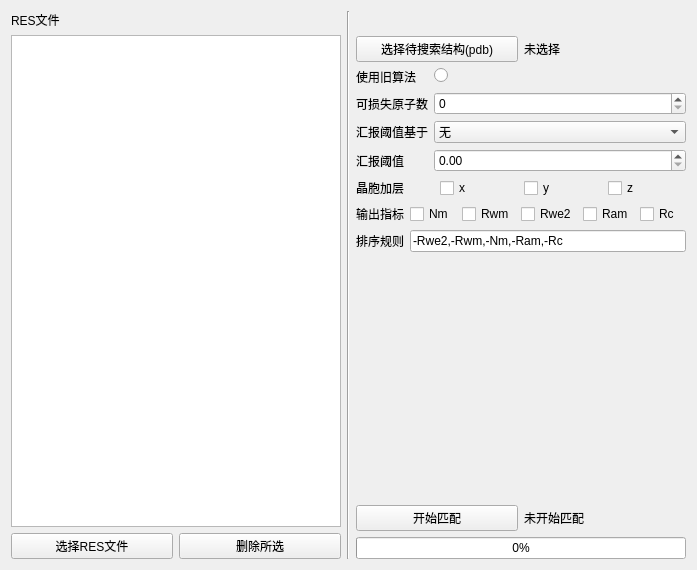
First picture: the form in crystaltoolgui/qt/tabresmatcher.ui, repository jingshenSN2/CrystalTool, before the edit.
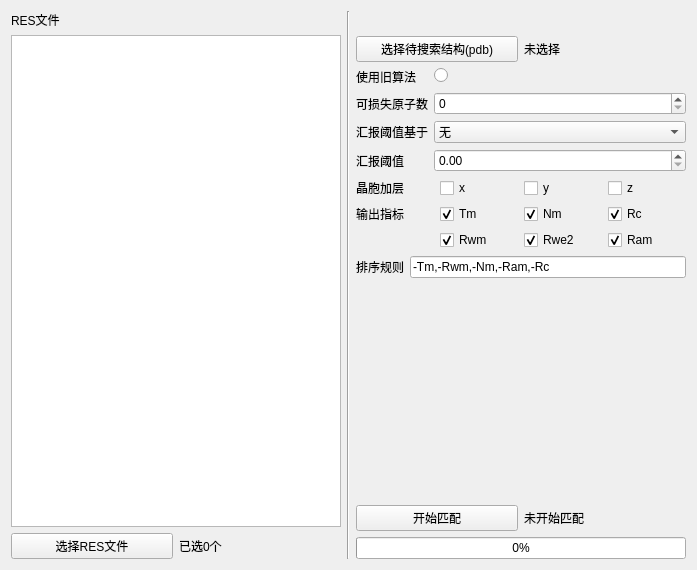
Second picture: the form after the edit.

```diff
--- a/crystaltoolgui/qt/tabresmatcher.ui
+++ b/crystaltoolgui/qt/tabresmatcher.ui
@@ -40,9 +40,9 @@
         </widget>
        </item>
        <item>
-        <widget class="QPushButton" name="pB_match_delete_res">
+           <widget class="QLabel" name="l_solve_count">
          <property name="text">
-          <string>删除所选</string>
+                   <string>已选0个</string>
          </property>
         </widget>
        </item>
@@ -203,47 +203,72 @@
             </layout>
         </item>
         <item>
-            <layout class="QHBoxLayout" name="hL_match_output">
-                <item>
+            <layout class="QGridLayout" name="gL_match_output">
+                <item row="0" column="0">
                     <widget class="QLabel" name="l_match_output">
                         <property name="text">
                             <string>输出指标</string>
                         </property>
                     </widget>
                 </item>
-                <item>
-                    <widget class="QCheckBox" name="cB_Nm">
-                        <property name="text">
-                            <string>Nm</string>
-                        </property>
-                    </widget>
-                </item>
-                <item>
+                <item row="2" column="1">
                     <widget class="QCheckBox" name="cB_Rwm">
                         <property name="text">
                             <string>Rwm</string>
                         </property>
+                        <property name="checked">
+                            <bool>true</bool>
+                        </property>
                     </widget>
                 </item>
-                <item>
+                <item row="2" column="2">
                     <widget class="QCheckBox" name="cB_Rwe2">
                         <property name="text">
                             <string>Rwe2</string>
                         </property>
+                        <property name="checked">
+                            <bool>true</bool>
+                        </property>
                     </widget>
                 </item>
-                <item>
+                <item row="0" column="2">
+                    <widget class="QCheckBox" name="cB_Nm">
+                        <property name="text">
+                            <string>Nm</string>
+                        </property>
+                        <property name="checked">
+                            <bool>true</bool>
+                        </property>
+                    </widget>
+                </item>
+                <item row="0" column="1">
+                    <widget class="QCheckBox" name="cB_Tm">
+                        <property name="text">
+                            <string>Tm</string>
+                        </property>
+                        <property name="checked">
+                            <bool>true</bool>
+                        </property>
+                    </widget>
+                </item>
+                <item row="2" column="3">
                     <widget class="QCheckBox" name="cB_Ram">
                         <property name="text">
                             <string>Ram</string>
                         </property>
+                        <property name="checked">
+                            <bool>true</bool>
+                        </property>
                     </widget>
                 </item>
-                <item>
+                <item row="0" column="3">
                     <widget class="QCheckBox" name="cB_Rc">
                         <property name="text">
                             <string>Rc</string>
                         </property>
+                        <property name="checked">
+                            <bool>true</bool>
+                        </property>
                     </widget>
                 </item>
             </layout>
@@ -263,7 +288,7 @@
           <string/>
          </property>
          <property name="text">
-             <string>-Rwe2,-Rwm,-Nm,-Ram,-Rc</string>
+             <string>-Tm,-Rwm,-Nm,-Ram,-Rc</string>
          </property>
          <property name="maxLength">
           <number>32767</number>
```
Left out of the diff: 2 changed lines with no effect on the pictures. Lines whose indentation alone changed are shown as unchanged.
